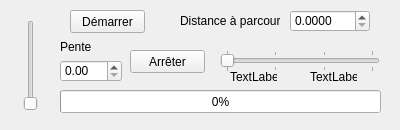
The window that directsimul.ui (KartProject/IHM) describes before a commit, drawn with Qt 5.
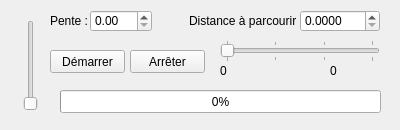
The same window after the commit.

What changed in the file:
```diff
--- a/directsimul.ui
+++ b/directsimul.ui
@@ -45,7 +45,7 @@
   <widget class="QDoubleSpinBox" name="distance">
    <property name="geometry">
     <rect>
-     <x>290</x>
+     <x>300</x>
      <y>10</y>
      <width>80</width>
      <height>22</height>
@@ -64,21 +64,24 @@
   <widget class="QLabel" name="label">
    <property name="geometry">
     <rect>
-     <x>180</x>
+     <x>189</x>
      <y>10</y>
-     <width>100</width>
+     <width>111</width>
      <height>22</height>
     </rect>
    </property>
    <property name="text">
-    <string>Distance à parcourir</string>
+    <string>Distance à parcourir :</string>
+   </property>
+   <property name="buddy">
+    <cstring>distance</cstring>
    </property>
   </widget>
   <widget class="QDoubleSpinBox" name="gradiant">
    <property name="geometry">
     <rect>
-     <x>60</x>
-     <y>60</y>
+     <x>90</x>
+     <y>10</y>
      <width>62</width>
      <height>22</height>
     </rect>
@@ -87,21 +90,24 @@
   <widget class="QLabel" name="label_2">
    <property name="geometry">
     <rect>
-     <x>60</x>
-     <y>40</y>
+     <x>50</x>
+     <y>10</y>
      <width>47</width>
-     <height>13</height>
+     <height>22</height>
     </rect>
    </property>
    <property name="text">
-    <string>Pente</string>
+    <string>Pente :</string>
+   </property>
+   <property name="buddy">
+    <cstring>gradiant</cstring>
    </property>
   </widget>
   <widget class="QSlider" name="slider">
    <property name="geometry">
     <rect>
      <x>220</x>
-     <y>50</y>
+     <y>40</y>
      <width>160</width>
      <height>22</height>
     </rect>
@@ -128,8 +134,8 @@
   <widget class="QPushButton" name="start">
    <property name="geometry">
     <rect>
-     <x>70</x>
-     <y>10</y>
+     <x>50</x>
+     <y>50</y>
      <width>75</width>
      <height>23</height>
     </rect>
@@ -154,27 +160,27 @@
   <widget class="QLabel" name="label_3">
    <property name="geometry">
     <rect>
-     <x>230</x>
-     <y>70</y>
+     <x>220</x>
+     <y>60</y>
      <width>47</width>
-     <height>13</height>
+     <height>22</height>
     </rect>
    </property>
    <property name="text">
-    <string>TextLabel</string>
+    <string>0</string>
    </property>
   </widget>
   <widget class="QLabel" name="label_4">
    <property name="geometry">
     <rect>
-     <x>310</x>
-     <y>70</y>
+     <x>330</x>
+     <y>60</y>
      <width>47</width>
-     <height>13</height>
+     <height>22</height>
     </rect>
    </property>
    <property name="text">
-    <string>TextLabel</string>
+    <string>0</string>
    </property>
   </widget>
  </widget>
```
Left out of the diff: 2 changed lines with no effect on the pictures.
